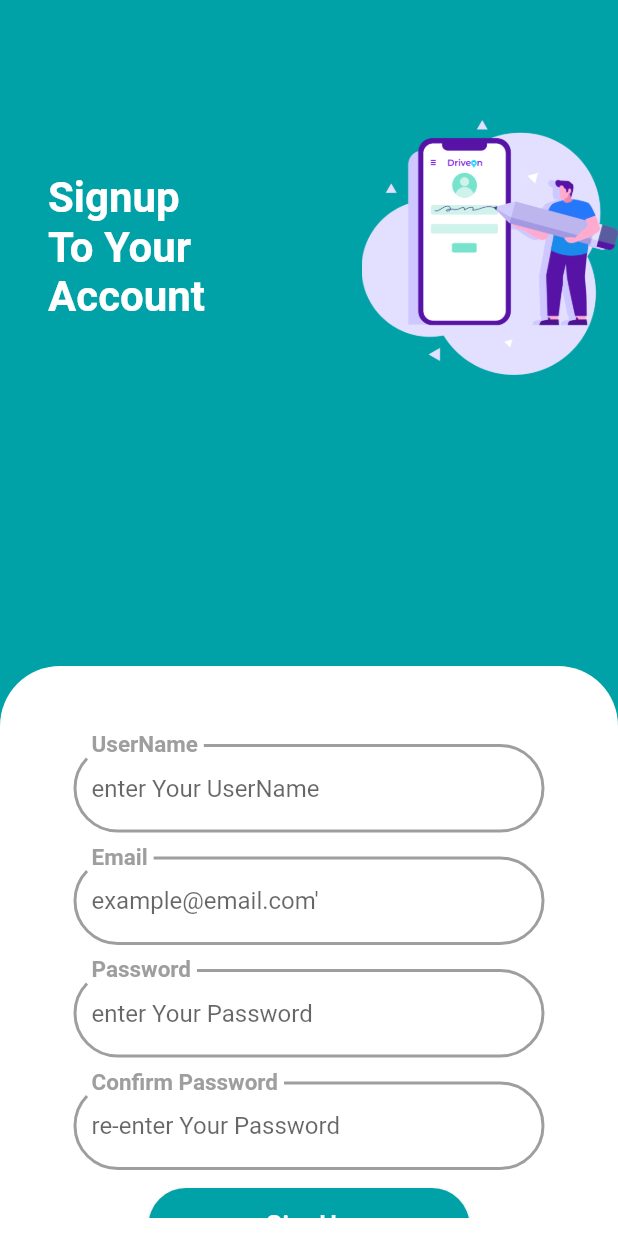
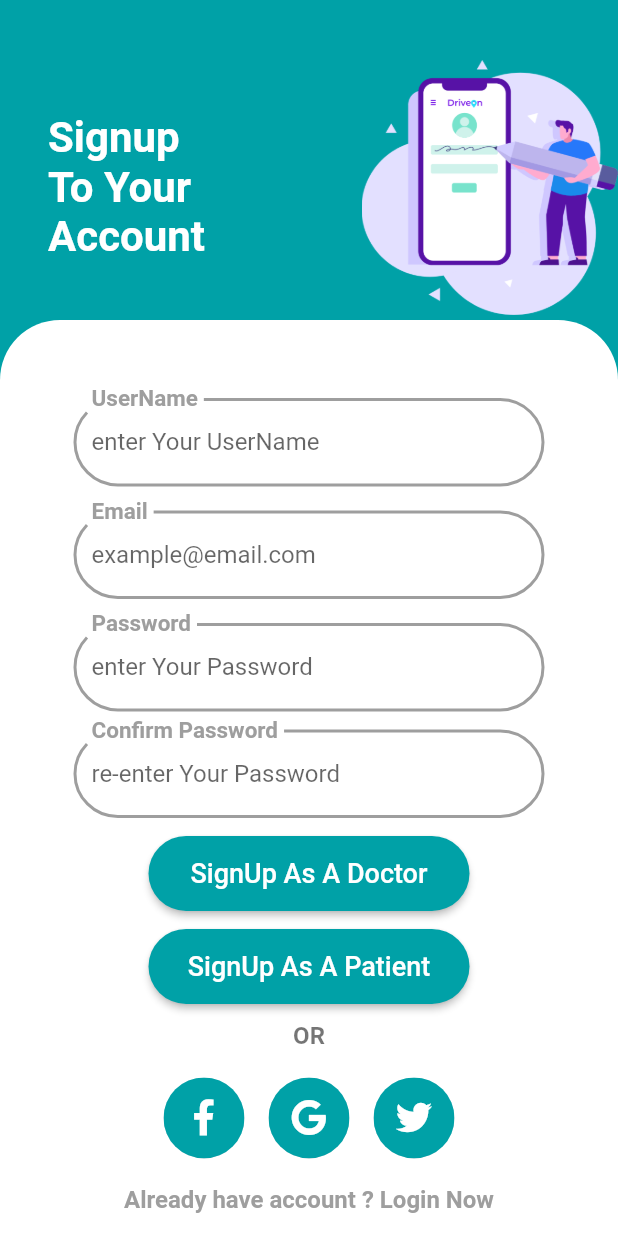
Before and after one commit to AhmedElbasha97/medicalkhealth-care, a Flutter app: the SignUp screen opened directly, on a phone screen of 412 x 824 dp. Run offline on Flutter 3.47's test engine with Material 2 defaults, Android fonts, the phone set to English and light mode, and no system bars; our stand-ins replace firebase_auth, firebase_core, font_awesome_flutter, shared_preferences; missing offline and left inert: animated_onboarding; accounts and stored records are empty; Roboto replaces fonts that are missing (Proxima).

Commit message:
Update Signup.dart

```diff
--- a/med_app/lib/UI/auth/signup/Signup.dart
+++ b/med_app/lib/UI/auth/signup/Signup.dart
@@ -9,13 +9,17 @@ import 'package:med_app/Widgets/top_hader.dart';
 import 'package:med_app/Styles/colors.dart';
 
 class SignUp extends StatelessWidget {
+  final myEmailController = TextEditingController();
+  final myPasswordController = TextEditingController();
+  final myConfirmPasswordController = TextEditingController();
+  final myUsernameController = TextEditingController();
   @override
   Widget build(BuildContext context) {
     return Scaffold(
       backgroundColor: ColorsCollection.mainColor,
       body: Stack(children: [
         Positioned(
-            top: 80,
+            top: 40,
             left: 0,
             right: 0,
             child: Container(
@@ -24,9 +28,9 @@ class SignUp extends StatelessWidget {
                   image: "assets/gbimage.png"),
             )),
         DraggableScrollableSheet(
-            initialChildSize: 0.5,
-            minChildSize: 0.4,
-            maxChildSize: 0.8,
+            initialChildSize: 0.78,
+            minChildSize: 0.78,
+            maxChildSize: 1,
             builder: (context, scrollController) {
               return Container(
                 width: double.infinity,
@@ -47,18 +51,40 @@ class SignUp extends StatelessWidget {
                     children: [
                       SizedBox(height: 40),
                       TextFieldComp(
-                          label: "UserName", hint: "enter Your UserName"),
-                      SizedBox(height: 16),
-                      TextFieldComp(label: "Email", hint: "example@email.com'"),
+                          controller: myUsernameController,
+                          label: "UserName",
+                          hint: "enter Your UserName"),
                       SizedBox(height: 16),
                       TextFieldComp(
-                          label: "Password", hint: "enter Your Password"),
+                          controller: myEmailController,
+                          label: "Email",
+                          hint: "example@email.com"),
                       SizedBox(height: 16),
                       TextFieldComp(
+                          controller: myPasswordController,
+                          label: "Password",
+                          hint: "enter Your Password"),
+                      SizedBox(height: 12),
+                      TextFieldComp(
+                          controller: myConfirmPasswordController,
                           label: "Confirm Password",
                           hint: "re-enter Your Password"),
                       SizedBox(height: 12),
-                      RoundedSmallButton(text: "SignUp", navigation: "Home"),
+                      RoundedSmallButton(
+                          text: "SignUp As A Doctor",
+                          email: myEmailController.text,
+                          username: myUsernameController.text,
+                          password: myPasswordController.text,
+                          confirm_password: myPasswordController.text,
+                          type: "doctor"),
+                      SizedBox(height: 12),
+                      RoundedSmallButton(
+                          text: "SignUp As A Patient",
+                          email: myEmailController.text,
+                          username: myUsernameController.text,
+                          password: myPasswordController.text,
+                          confirm_password: myPasswordController.text,
+                          type: "user"),
                       SizedBox(height: 12),
                       Align(
                         alignment: Alignment.center,
```
